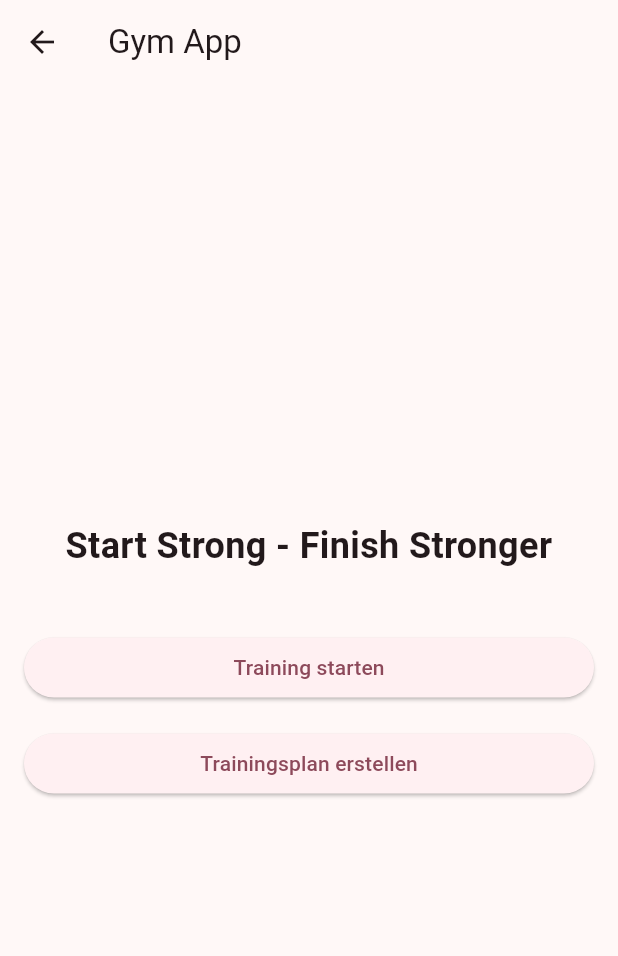
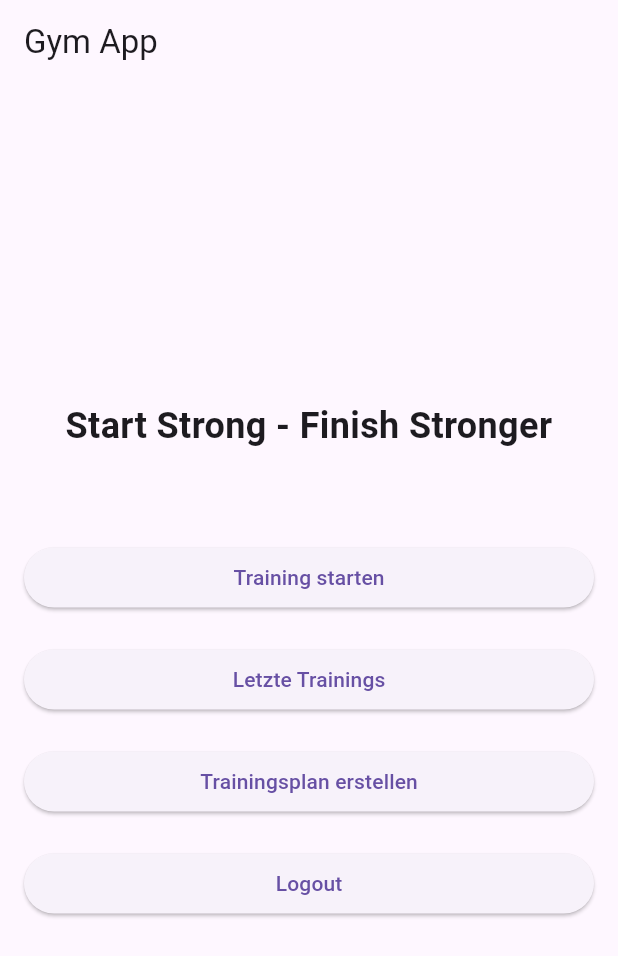
Before and after one commit to Halfsimon1234/Dominik, a Flutter app: the HomeScreen screen opened directly, on a phone screen of 412 x 824 dp. Shown: the top 956 px of the screen. Run offline on Flutter 3.47's test engine with Material 3 defaults, Android fonts, the light colour scheme and no system bars.

Commit message:
Homescreen

```diff
--- a/lib/screens/homescreen.dart
+++ b/lib/screens/homescreen.dart
@@ -1,5 +1,8 @@
 // Testkommentar
 import 'package:flutter/material.dart'; // Material Design Widgets importieren
+
+// Globale Variable
+double buttonSpace = 20.0;
 
 class HomeScreen extends StatelessWidget {  // neues Widget HomeScreen, das von StatelessWidget erbt (stateless = Bildschirm ändert sich nicht dynamisch)
   const HomeScreen({Key? key}) : super(key: key); // Konstruktor; key optionales Parameter (kann helfen widget zu identifizieren)
@@ -25,7 +28,7 @@
                 fontWeight: FontWeight.bold,
               ),
             ),
-            const SizedBox(height: 40), // Abstand
+            const SizedBox(height: 60), // Abstand
 
             // Button 1: Training starten
             ElevatedButton(
@@ -35,9 +38,19 @@
               },
               child: const Text('Training starten'),  // Text auf dem Button
             ),
-            const SizedBox(height: 16), // Abstand zwischen Buttons
+            SizedBox(height: buttonSpace), // Abstand zwischen Buttons
 
-            // Button 2: Trainingsplan erstellen
+            // Button 2: Letzte Trainings
+            ElevatedButton(
+              onPressed: () {
+                // TODO: Navigation zum Letzte Trainings Screen
+                print('Letzte Trainings gedrückt');
+              },
+              child: const Text('Letzte Trainings'),
+            ),
+            SizedBox(height: buttonSpace), // Abstand zwischen Buttons
+
+            // Button 3: Trainingsplan erstellen
             ElevatedButton(
               onPressed: () {
                 // TODO: Navigation zum Trainingsplan erstellen Screen
@@ -45,6 +58,16 @@
               },
               child: const Text('Trainingsplan erstellen'),
             ),
+            SizedBox(height: buttonSpace),
+
+            // Button 4: Logout
+            ElevatedButton(
+              onPressed: () {
+                // TODO: Navigation zum Logout
+                print('Logout gedrückt');
+              },
+              child: const Text('Logout'),
+            ),
           ],
         ),
       ),
```
Also changed, not shown: lib/main.dart (+11 -0 lines).
